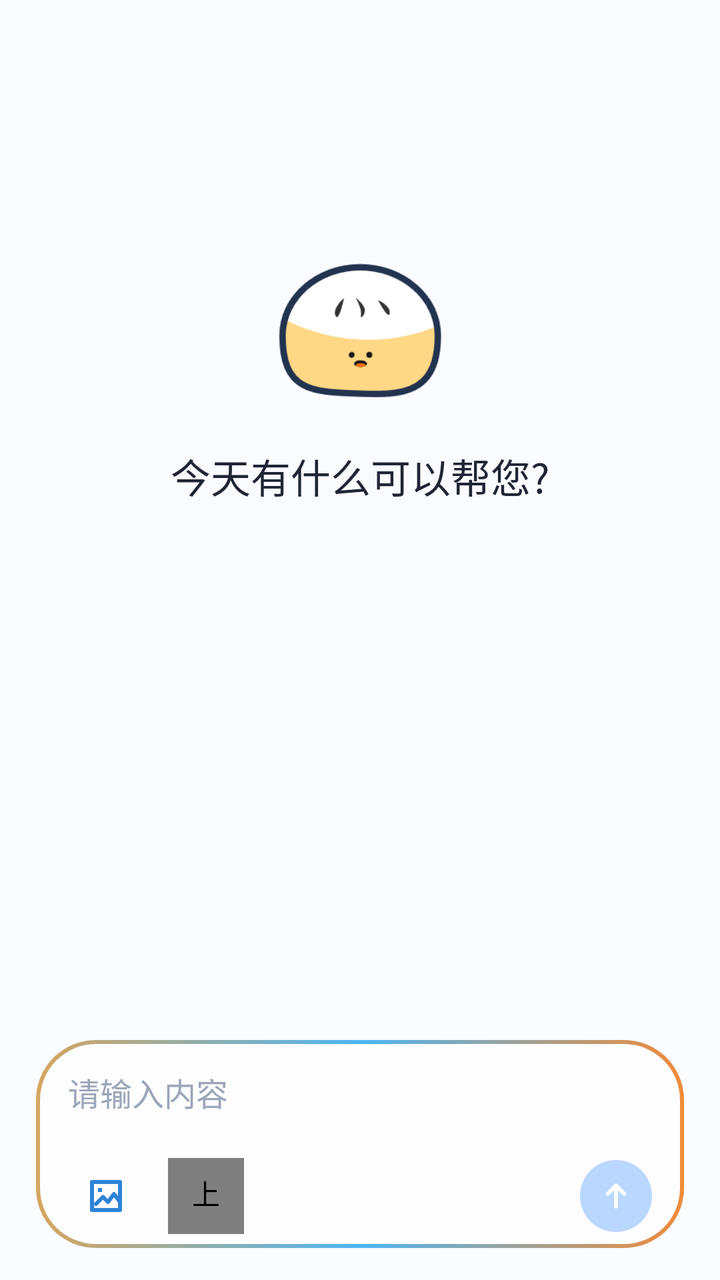
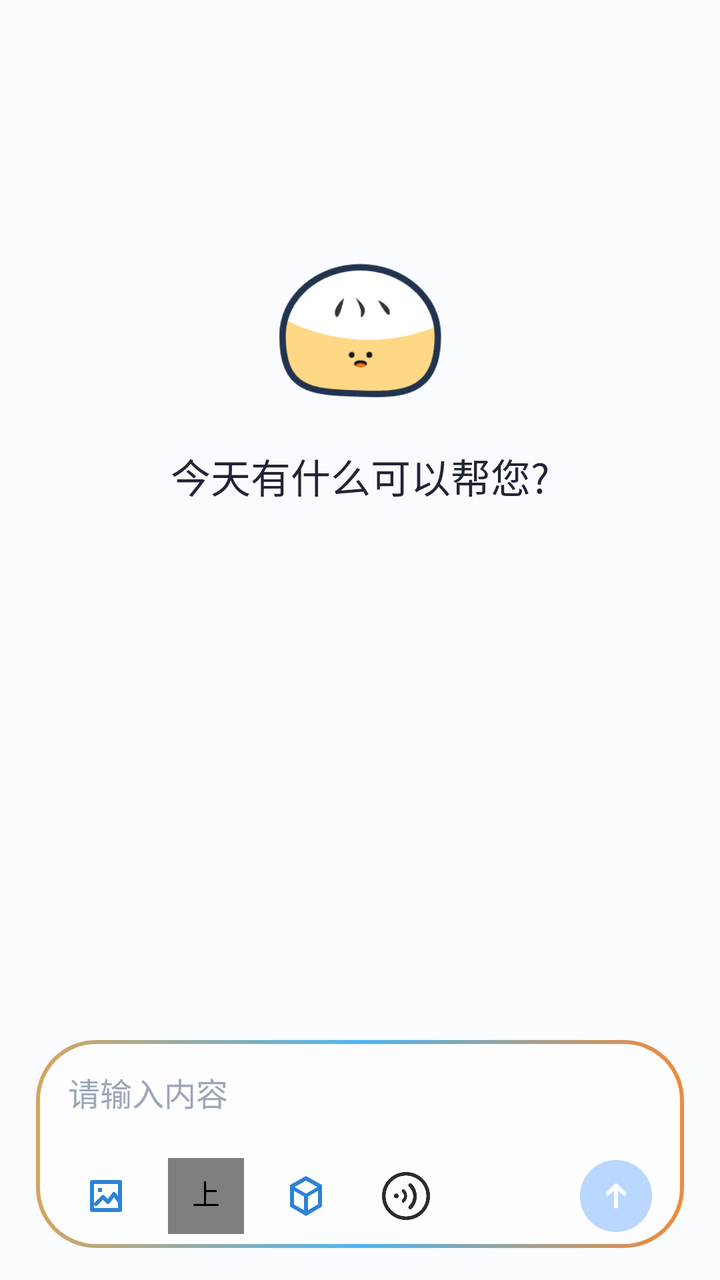

Two renders of the same Android screen: before a commit and after it. Below are the layout's source before the change and the commit's diff.
<!-- AndroidManifest.xml: application theme Theme.ManTou -->
<!-- res/layout/layout_chat_page.xml -->
<?xml version="1.0" encoding="utf-8"?>
<androidx.constraintlayout.widget.ConstraintLayout
    xmlns:android="http://schemas.android.com/apk/res/android"
    xmlns:app="http://schemas.android.com/apk/res-auto"
    android:layout_width="match_parent"
    android:layout_height="match_parent"
    android:background="@color/mt_background">

        
        <androidx.recyclerview.widget.RecyclerView
            android:id="@+id/rvChat"
            android:layout_width="0dp"
            android:layout_height="0dp"
            android:clipToPadding="false"
            android:paddingBottom="8dp"
            app:layout_constraintTop_toTopOf="parent"
            app:layout_constraintBottom_toTopOf="@id/inputContainer"
            app:layout_constraintStart_toStartOf="parent"
            app:layout_constraintEnd_toEndOf="parent" />

    <FrameLayout
        android:id="@+id/flGreeting"
        android:layout_width="wrap_content"
        android:layout_height="wrap_content"
        android:padding="16dp"
        android:visibility="visible"
        app:layout_constraintBottom_toBottomOf="@id/rvChat"
        app:layout_constraintEnd_toEndOf="parent"
        app:layout_constraintStart_toStartOf="parent"
        app:layout_constraintTop_toTopOf="@id/rvChat"
        app:layout_constraintVertical_bias="0.283">

        <LinearLayout
            android:layout_width="wrap_content"
            android:layout_height="wrap_content"
            android:gravity="center"
            android:orientation="vertical">

            <ImageView
                android:id="@+id/ivGreeting"
                android:layout_width="100dp"
                android:layout_height="100dp"
                android:contentDescription="@null"
                android:src="@drawable/mantou" />

            <TextView
                android:id="@+id/tvGreeting"
                android:layout_width="wrap_content"
                android:layout_height="wrap_content"
                android:layout_marginTop="8dp"
                android:gravity="center"
                android:text="今天有什么可以帮您?"
                android:textColor="@color/mt_text_primary"
                android:textSize="20sp" />
        </LinearLayout>

    </FrameLayout>

    <androidx.constraintlayout.widget.ConstraintLayout
            android:id="@+id/inputContainer"
            android:layout_width="0dp"
            android:layout_height="wrap_content"
            android:background="@android:color/transparent"
            app:layout_constraintBottom_toBottomOf="parent"
            app:layout_constraintStart_toStartOf="parent"
            app:layout_constraintEnd_toEndOf="parent">

            <HorizontalScrollView
                android:id="@+id/selectedImageChipScroll"
                android:layout_width="0dp"
                android:layout_height="wrap_content"
                android:layout_marginHorizontal="18dp"
                android:layout_marginBottom="8dp"
                android:clipToPadding="false"
                android:overScrollMode="never"
                android:scrollbars="none"
                android:visibility="gone"
                app:layout_constraintEnd_toEndOf="parent"
                app:layout_constraintStart_toStartOf="parent"
                app:layout_constraintTop_toTopOf="parent">

                <com.google.android.material.chip.ChipGroup
                    android:id="@+id/selectedImageChipGroup"
                    android:layout_width="wrap_content"
                    android:layout_height="wrap_content"
                    app:singleLine="true" />
            </HorizontalScrollView>

            
            <FrameLayout
                android:id="@+id/inputCard"
                android:layout_width="0dp"
                android:layout_height="wrap_content"
                android:layout_marginHorizontal="18dp"
                android:layout_marginBottom="16dp"
                android:background="@drawable/bg_chat_input_card"
                app:layout_constraintBottom_toBottomOf="parent"
                app:layout_constraintTop_toBottomOf="@id/selectedImageChipScroll"
                app:layout_constraintStart_toStartOf="parent"
                app:layout_constraintEnd_toEndOf="parent">

                <LinearLayout
                    android:id="@+id/ll_input"
                    android:layout_width="match_parent"
                    android:layout_height="wrap_content"
                    android:orientation="vertical"
                    android:paddingStart="16dp"
                    android:paddingTop="4dp"
                    android:paddingEnd="16dp"
                    android:paddingBottom="4dp">

                    <EditText
                        android:id="@+id/etInput"
                        android:layout_width="match_parent"
                        android:layout_height="wrap_content"
                        android:background="@null"
                        android:hint="请输入内容"
                        android:inputType="textMultiLine"
                        android:imeOptions="actionSend"
                        android:maxLines="4"
                        android:minHeight="44dp"
                        android:padding="0dp"
                        android:textColor="@color/mt_text_primary"
                        android:textColorHint="@color/mt_text_muted"
                        android:textSize="16sp" />

                    <LinearLayout
                        android:id="@+id/inputToolbar"
                        android:layout_width="match_parent"
                        android:layout_height="44dp"
                        android:layout_marginTop="8dp"
                        android:gravity="center_vertical"
                        android:orientation="horizontal">

                        <ImageButton
                            android:id="@+id/ivAdd"
                            android:layout_width="38dp"
                            android:layout_height="38dp"
                            android:background="?attr/selectableItemBackgroundBorderless"
                            android:contentDescription="选择图片"
                            android:padding="7dp"
                            android:scaleType="centerInside"
                            android:src="@drawable/ic_input_image" />

                        <com.hfad.mantou.view.ContextProgressButton
                            android:id="@+id/ivContextLimit"
                            android:layout_width="38dp"
                            android:layout_height="38dp"
                            android:layout_marginStart="12dp"
                            android:background="?attr/selectableItemBackgroundBorderless"
                            android:contentDescription="上下文限制"
                            android:padding="7dp" />

                        <Space
                            android:layout_width="0dp"
                            android:layout_height="1dp"
                            android:layout_weight="1" />

                        <ImageButton
                            android:id="@+id/ivSend"
                            android:layout_width="36dp"
                            android:layout_height="36dp"
                            android:background="@drawable/bg_send_circle"
                            android:contentDescription="发送"
                            android:padding="9dp"
                            android:scaleType="centerInside"
                            android:src="@drawable/ic_send_up" />
                    </LinearLayout>
                </LinearLayout>
            </FrameLayout>

        </androidx.constraintlayout.widget.ConstraintLayout>

</androidx.constraintlayout.widget.ConstraintLayout>
<!-- resources referenced by this layout -->
<resources>
  <color name="mt_background">#FAFBFF</color>
  <color name="mt_text_muted">#9CA6B8</color>
  <color name="mt_text_primary">#202535</color>
  <!-- drawable bg_chat_input_card (drawable) -->
  <?xml version="1.0" encoding="utf-8"?>
  <layer-list xmlns:android="http://schemas.android.com/apk/res/android">
      <item>
          <shape android:shape="rectangle">
              <corners android:radius="30dp" />
              <gradient
                  android:angle="0"
                  android:centerColor="#4DB6F4"
                  android:endColor="#F08B38"
                  android:startColor="#D6A55E" />
          </shape>
      </item>
      <item
          android:bottom="2dp"
          android:left="2dp"
          android:right="2dp"
          android:top="2dp">
          <shape android:shape="rectangle">
              <solid android:color="#FDFDFE" />
              <corners android:radius="28dp" />
          </shape>
      </item>
  </layer-list>
  <!-- drawable bg_send_circle (drawable) -->
  <?xml version="1.0" encoding="utf-8"?>
  <shape xmlns:android="http://schemas.android.com/apk/res/android"
      android:shape="oval">
      <solid android:color="@color/input_send_bg" />
  </shape>
  <!-- drawable ic_send_up (drawable) -->
  <vector xmlns:android="http://schemas.android.com/apk/res/android"
      android:width="26dp"
      android:height="26dp"
      android:viewportWidth="24"
      android:viewportHeight="24">
      <path
          android:fillColor="@android:color/transparent"
          android:pathData="M12,19V5M6.5,10.5L12,5l5.5,5.5"
          android:strokeColor="#FFFFFF"
          android:strokeLineCap="round"
          android:strokeLineJoin="round"
          android:strokeWidth="2.6" />
  </vector>
  <style name="Theme.ManTou" parent="Base.Theme.ManTou" />
  <color name="input_send_bg">@color/mt_primary_soft</color>
  <color name="input_action_blue">#2C83D8</color>
  <color name="mt_primary_soft">#B9D7FF</color>
  <color name="mt_primary">#2F80ED</color>
  <color name="mt_on_primary">#FFFFFF</color>
  <color name="mt_surface_blue">#EAF3FF</color>
  <color name="mt_primary_dark">#1F5FBF</color>
  <color name="mt_surface">#FFFFFF</color>
  <color name="mt_surface_soft">#F5F8FE</color>
  <color name="mt_text_secondary">#7A8496</color>
  <color name="mt_outline">#E2E8F3</color>
  <color name="mt_error">#E65353</color>
  <style name="ThemeOverlay.ManTou.GlassAlertDialog" parent="ThemeOverlay.ManTou.GlassAlertDialog.Base" />
  <!-- drawable bg_dialog_glass (drawable) -->
  <?xml version="1.0" encoding="utf-8"?>
  <shape xmlns:android="http://schemas.android.com/apk/res/android"
      android:shape="rectangle">
      <solid android:color="@color/mt_dialog_glass" />
      <corners android:radius="24dp" />
      <stroke
          android:width="1dp"
          android:color="@color/mt_dialog_glass_stroke" />
  </shape>
  <color name="mt_dialog_glass">#EFFFFFFF</color>
  <style name="ShapeAppearance.ManTou.Dialog" parent="">
          <item name="cornerFamily">rounded</item>
          <item name="cornerSize">24dp</item>
      </style>
  <color name="mt_dialog_glass_stroke">#B8FFFFFF</color>
  <!-- unchanged entries left out for length: 4 -->
</resources>

<!-- the commit's change to res/layout/layout_chat_page.xml (unified diff, before → after) -->
@@ -151,6 +151,28 @@
                             android:contentDescription="上下文限制"
                             android:padding="7dp" />
 
+                        <ImageButton
+                            android:id="@+id/ivModelPicker"
+                            android:layout_width="38dp"
+                            android:layout_height="38dp"
+                            android:layout_marginStart="12dp"
+                            android:background="?attr/selectableItemBackgroundBorderless"
+                            android:contentDescription="选择模型"
+                            android:padding="7dp"
+                            android:scaleType="centerInside"
+                            android:src="@drawable/ic_model_picker" />
+
+                        <ImageButton
+                            android:id="@+id/ivVoiceInput"
+                            android:layout_width="38dp"
+                            android:layout_height="38dp"
+                            android:layout_marginStart="12dp"
+                            android:background="?attr/selectableItemBackgroundBorderless"
+                            android:contentDescription="语音输入"
+                            android:padding="7dp"
+                            android:scaleType="centerInside"
+                            android:src="@drawable/ic_voice" />
+
                         <Space
                             android:layout_width="0dp"
                             android:layout_height="1dp"
<!-- resource entries referenced after the edit -->
@@ -33,6 +33,17 @@
       android:shape="oval">
       <solid android:color="@color/input_send_bg" />
   </shape>
+  <!-- drawable ic_model_picker (drawable) -->
+  <?xml version="1.0" encoding="utf-8"?>
+  <vector xmlns:android="http://schemas.android.com/apk/res/android"
+      android:width="24dp"
+      android:height="24dp"
+      android:viewportWidth="24"
+      android:viewportHeight="24">
+      <path
+          android:fillColor="@color/input_action_blue"
+          android:pathData="M12,2L4,6.5v10.8L12,22l8,-4.7V6.5L12,2zM12,4.3l5.7,3.2L12,10.8 6.3,7.5 12,4.3zM6,9.4l5,2.9v6.8l-5,-2.9V9.4zM13,19.1v-6.8l5,-2.9v6.8l-5,2.9z" />
+  </vector>
   <!-- drawable ic_send_up (drawable) -->
   <vector xmlns:android="http://schemas.android.com/apk/res/android"
       android:width="26dp"
@@ -47,6 +58,7 @@
           android:strokeLineJoin="round"
           android:strokeWidth="2.6" />
   </vector>
+  <!-- drawable ic_voice: png bitmap (drawable, 11019 bytes) -->
   <style name="Theme.ManTou" parent="Base.Theme.ManTou" />
   <color name="input_send_bg">@color/mt_primary_soft</color>
   <color name="input_action_blue">#2C83D8</color>
